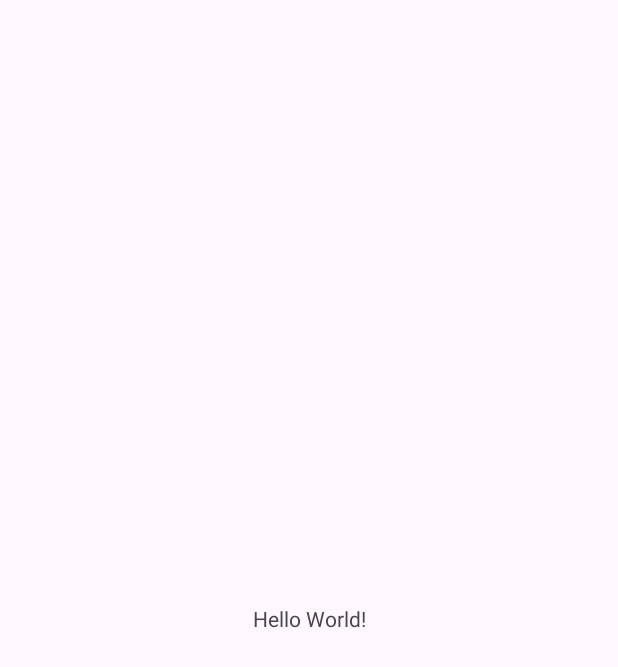
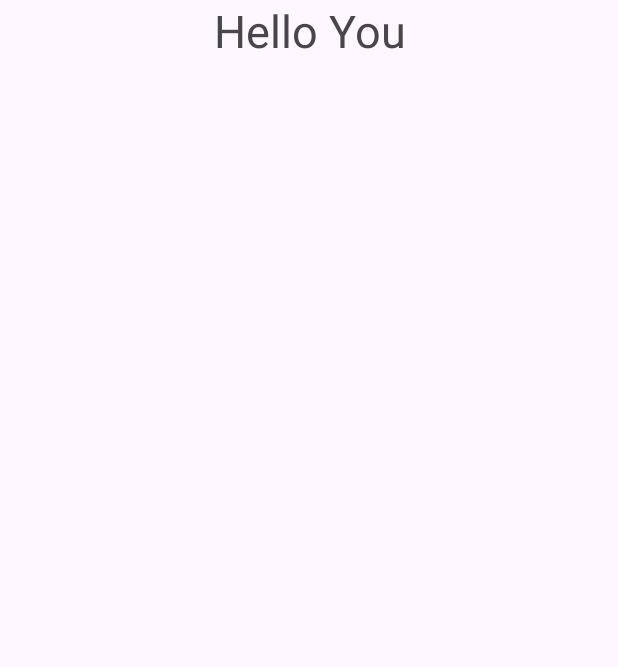
Before and after one commit to s1092181/Lotto_Azalea2024, an Android app: the screen it shows after launch (MainActivity), on a phone screen of 412 x 824 dp. Before the commit the part shown is almost empty. Shown: the top 667 px of the screen. Run offline under Robolectric (Android 15) with nearby library versions, the phone set to English and light mode, and no system bars.

Commit message:
第二次的Commit(修改文字元件)

```diff
--- a/app/src/main/java/tw/edu/pu/azalea/Lotto/MainActivity.kt
+++ b/app/src/main/java/tw/edu/pu/azalea/Lotto/MainActivity.kt
@@ -2,10 +2,15 @@ package tw.edu.pu.azalea.Lotto
 
 import androidx.appcompat.app.AppCompatActivity
 import android.os.Bundle
+import android.widget.TextView
 
 class MainActivity : AppCompatActivity() {
     override fun onCreate(savedInstanceState: Bundle?) {
         super.onCreate(savedInstanceState)
         setContentView(R.layout.activity_main)
+
+        var t: TextView = findViewById(R.id.txv)
+        t.text = "Hello You"
+
     }
 }
--- a/app/src/main/res/layout/activity_main.xml
+++ b/app/src/main/res/layout/activity_main.xml
@@ -1,18 +1,19 @@
 <?xml version="1.0" encoding="utf-8"?>
-<androidx.constraintlayout.widget.ConstraintLayout xmlns:android="http://schemas.android.com/apk/res/android"
+<LinearLayout xmlns:android="http://schemas.android.com/apk/res/android"
     xmlns:app="http://schemas.android.com/apk/res-auto"
     xmlns:tools="http://schemas.android.com/tools"
     android:layout_width="match_parent"
     android:layout_height="match_parent"
-    tools:context=".MainActivity">
+    tools:context=".MainActivity"
+    android:orientation="horizontal">
 
     <TextView
-        android:layout_width="wrap_content"
+        android:id="@+id/txv"
+        android:layout_width="match_parent"
         android:layout_height="wrap_content"
-        android:text="Hello World!"
-        app:layout_constraintBottom_toBottomOf="parent"
-        app:layout_constraintEnd_toEndOf="parent"
-        app:layout_constraintStart_toStartOf="parent"
-        app:layout_constraintTop_toTopOf="parent" />
+        android:text="計時器"
+        android:textSize="30sp"
+        android:gravity="center"
+        />
 
-</androidx.constraintlayout.widget.ConstraintLayout>
+</LinearLayout>
```
